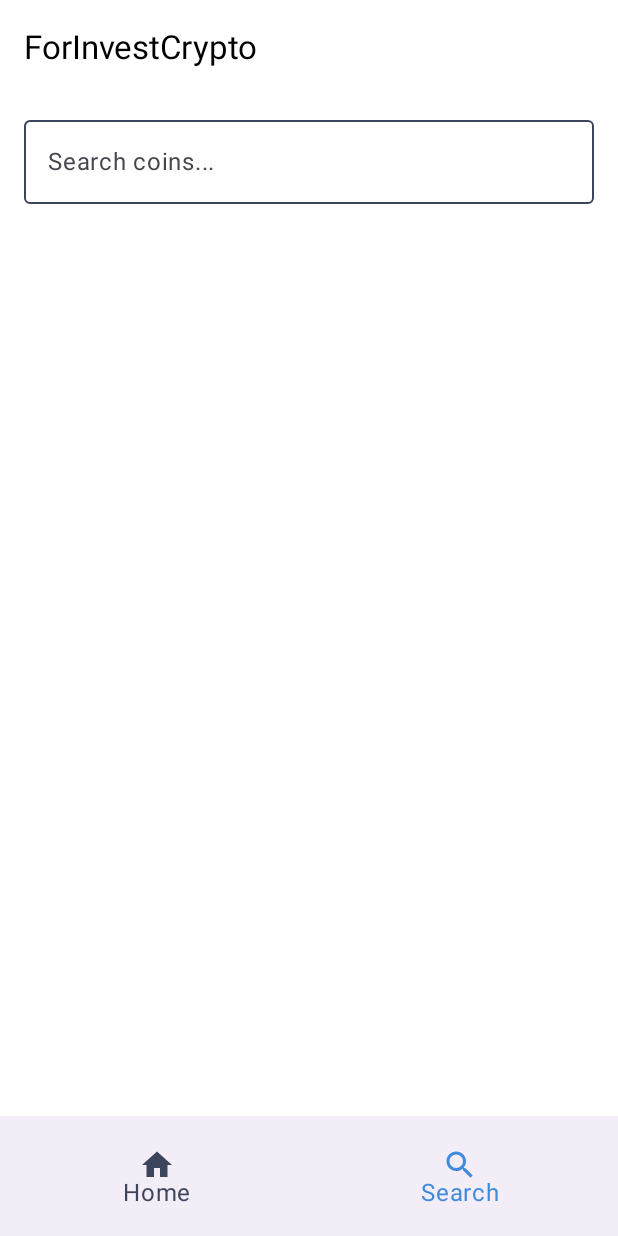
After one commit to Kochipek/ForInvest-Crypto, an Android app built with Jetpack Compose: the SearchScreen screen opened through its navigation route, on a phone screen of 412 x 824 dp. The commit adds this screen. Run offline under Robolectric (Android 15) with nearby library versions, the phone set to English and light mode, and no system bars; our stand-ins replace Dagger/Hilt's generated code.

Commit message:
Refactor: Migrate SearchFragment to Jetpack Compose

```diff
--- a/app/src/main/java/com/ipekkochisarli/forinvest_crypto/core/ui/MainActivity.kt
+++ b/app/src/main/java/com/ipekkochisarli/forinvest_crypto/core/ui/MainActivity.kt
@@ -9,6 +9,7 @@ import androidx.compose.foundation.layout.padding
 import androidx.compose.material.BottomNavigationItem
 import androidx.compose.material.icons.Icons
 import androidx.compose.material.icons.filled.Home
+import androidx.compose.material.icons.filled.Search
 import androidx.compose.material3.BottomAppBar
 import androidx.compose.material3.ExperimentalMaterial3Api
 import androidx.compose.material3.Icon
@@ -48,26 +49,40 @@ class MainActivity : ComponentActivity() {
                     if (showBottomBar) {
                         BottomAppBar {
                             BottomNavigationItem(
-                                selected = currentDestination?.route == "home",
-                                onClick = { navController.navigate("home") },
+                                selected = currentDestination?.route == ScreenNames.Home.route,
+                                onClick = { navController.navigate(ScreenNames.Home.route) },
                                 icon = {
                                     Icon(
-                                        Icons.Default.Home,
+                                        imageVector = Icons.Default.Home,
                                         contentDescription = "Home",
-                                        tint = if (currentDestination?.route == "home") PrimaryBlue else DarkOutline
+                                        tint = if (currentDestination?.route == ScreenNames.Home.route) PrimaryBlue else DarkOutline
                                     )
                                 },
                                 label = {
                                     Text(
                                         "Home",
-                                        color = if (currentDestination?.route == "home") PrimaryBlue else DarkOutline
+                                        color = if (currentDestination?.route == ScreenNames.Home.route) PrimaryBlue else DarkOutline
+                                    )
+                                }
+                            )
+
+                            BottomNavigationItem(
+                                selected = currentDestination?.route == ScreenNames.Search.route,
+                                onClick = { navController.navigate(ScreenNames.Search.route) },
+                                icon = {
+                                    Icon(
+                                        imageVector = Icons.Default.Search,
+                                        contentDescription = "Search",
+                                        tint = if (currentDestination?.route == ScreenNames.Search.route) PrimaryBlue else DarkOutline
                                     )
                                 },
-                                alwaysShowLabel = true,
-                                selectedContentColor = PrimaryBlue,
-                                unselectedContentColor = DarkOutline,
+                                label = {
+                                    Text(
+                                        "Search",
+                                        color = if (currentDestination?.route == ScreenNames.Search.route) PrimaryBlue else DarkOutline
+                                    )
+                                }
                             )
-
                         }
                     }
                 }, topBar = {
--- a/app/src/main/java/com/ipekkochisarli/forinvest_crypto/core/ui/ScreenNames.kt
+++ b/app/src/main/java/com/ipekkochisarli/forinvest_crypto/core/ui/ScreenNames.kt
@@ -5,4 +5,5 @@ sealed class ScreenNames(val route: String) {
     object CoinDetail : ScreenNames("coinDetail/{coinId}") {
         fun createRoute(coinId: String) = "coinDetail/$coinId"
     }
+    object Search : ScreenNames("search")
 }
--- /dev/null
+++ b/app/src/main/java/com/ipekkochisarli/forinvest_crypto/features/search/presentation/SearchScreen.kt
@@ -0,0 +1,64 @@
+package com.ipekkochisarli.forinvest_crypto.features.search.presentation
+
+import androidx.compose.foundation.layout.*
+import androidx.compose.foundation.lazy.LazyColumn
+import androidx.compose.foundation.lazy.items
+import androidx.compose.foundation.text.KeyboardActions
+import androidx.compose.foundation.text.KeyboardOptions
+import androidx.compose.material3.*
+import androidx.compose.runtime.*
+import androidx.compose.ui.Alignment
+import androidx.compose.ui.Modifier
+import androidx.compose.ui.platform.LocalFocusManager
+import androidx.compose.ui.text.input.ImeAction
+import androidx.compose.ui.unit.dp
+import androidx.hilt.navigation.compose.hiltViewModel
+import androidx.lifecycle.compose.collectAsStateWithLifecycle
+import com.ipekkochisarli.forinvest_crypto.features.home.presentation.components.CoinListItem
+
+@Composable
+fun SearchScreen(
+    viewModel: SearchViewModel = hiltViewModel(),
+    onCoinClick: (String) -> Unit = {}
+) {
+    val state by viewModel.state.collectAsStateWithLifecycle()
+    val focusManager = LocalFocusManager.current
+    var query by remember { mutableStateOf("") }
+
+    Column(modifier = Modifier
+        .fillMaxSize()
+        .padding(16.dp)) {
+
+        OutlinedTextField(
+            value = query,
+            onValueChange = {
+                query = it
+                viewModel.searchCoins(it)
+            },
+            modifier = Modifier.fillMaxWidth(),
+            placeholder = { Text("Search coins...") },
+            singleLine = true,
+            keyboardOptions = KeyboardOptions(imeAction = ImeAction.Search),
+            keyboardActions = KeyboardActions(
+                onSearch = { focusManager.clearFocus() }
+            )
+        )
+
+        Spacer(modifier = Modifier.height(16.dp))
+
+        if (state.isLoading) {
+            Box(modifier = Modifier.fillMaxSize(), contentAlignment = Alignment.Center) {
+                CircularProgressIndicator()
+            }
+        } else {
+            LazyColumn(modifier = Modifier.fillMaxSize()) {
+                items(state.coinList) { coin ->
+                    CoinListItem(
+                        coin = coin,
+                        onClick = { onCoinClick(coin.id!!) }
+                    )
+                }
+            }
+        }
+    }
+}
--- a/app/src/main/java/com/ipekkochisarli/forinvest_crypto/navigation/AppNavHost.kt
+++ b/app/src/main/java/com/ipekkochisarli/forinvest_crypto/navigation/AppNavHost.kt
@@ -10,6 +10,7 @@ import androidx.navigation.compose.rememberNavController
 import androidx.navigation.navArgument
 import com.ipekkochisarli.forinvest_crypto.core.ui.ScreenNames
 import com.ipekkochisarli.forinvest_crypto.features.home.presentation.HomeScreen
+import com.ipekkochisarli.forinvest_crypto.features.search.presentation.SearchScreen
 
 @Composable
 fun AppNavHost(navController: NavHostController = rememberNavController()) {
@@ -17,6 +18,12 @@ fun AppNavHost(navController: NavHostController = rememberNavController()) {
 
         composable(ScreenNames.Home.route) {
             HomeScreen(onCoinClick = { coinId ->
+                navController.navigate(ScreenNames.CoinDetail.createRoute(coinId))
+            })
+        }
+
+        composable(ScreenNames.Search.route) {
+            SearchScreen(onCoinClick = { coinId ->
                 navController.navigate(ScreenNames.CoinDetail.createRoute(coinId))
             })
         }
```
Also changed, not shown: app/src/main/java/com/ipekkochisarli/forinvest_crypto/features/search/presentation/SearchFragment.kt (deleted, +0 -60 lines).
